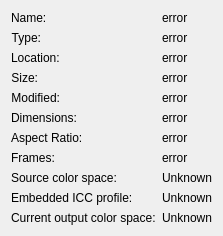
Above: src/qvinfodialog.ui from inostarlin-passion/Fovelle before the change. Below: the same form after it.
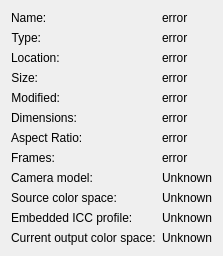
That is the form after the change.

```diff
--- a/src/qvinfodialog.ui
+++ b/src/qvinfodialog.ui
@@ -208,11 +208,25 @@
     </widget>
    </item>
    <item row="8" column="0">
+    <widget class="QLabel" name="cameraModelCaption">
+     <property name="text"><string>Camera model:</string></property>
+    </widget>
+   </item>
+   <item row="8" column="1">
+    <widget class="QLabel" name="cameraModelLabel">
+     <property name="text"><string>Unknown</string></property>
+     <property name="textFormat"><enum>Qt::PlainText</enum></property>
+     <property name="wordWrap"><bool>true</bool></property>
+     <property name="maximumSize"><size><width>420</width><height>16777215</height></size></property>
+     <property name="textInteractionFlags"><set>Qt::TextSelectableByMouse</set></property>
+    </widget>
+   </item>
+   <item row="9" column="0">
     <widget class="QLabel" name="sourceColorSpaceCaption">
      <property name="text"><string>Source color space:</string></property>
     </widget>
    </item>
-   <item row="8" column="1">
+   <item row="9" column="1">
     <widget class="QLabel" name="sourceColorSpaceLabel">
      <property name="text"><string>Unknown</string></property>
      <property name="textFormat"><enum>Qt::PlainText</enum></property>
@@ -221,12 +235,12 @@
      <property name="textInteractionFlags"><set>Qt::TextSelectableByMouse</set></property>
     </widget>
    </item>
-   <item row="9" column="0">
+   <item row="10" column="0">
     <widget class="QLabel" name="iccProfileCaption">
      <property name="text"><string>Embedded ICC profile:</string></property>
     </widget>
    </item>
-   <item row="9" column="1">
+   <item row="10" column="1">
     <widget class="QLabel" name="iccProfileLabel">
      <property name="text"><string>Unknown</string></property>
      <property name="textFormat"><enum>Qt::PlainText</enum></property>
@@ -235,12 +249,12 @@
      <property name="textInteractionFlags"><set>Qt::TextSelectableByMouse</set></property>
     </widget>
    </item>
-   <item row="10" column="0">
+   <item row="11" column="0">
     <widget class="QLabel" name="outputColorSpaceCaption">
      <property name="text"><string>Current output color space:</string></property>
     </widget>
    </item>
-   <item row="10" column="1">
+   <item row="11" column="1">
     <widget class="QLabel" name="outputColorSpaceLabel">
      <property name="text"><string>Unknown</string></property>
      <property name="textFormat"><enum>Qt::PlainText</enum></property>
```
